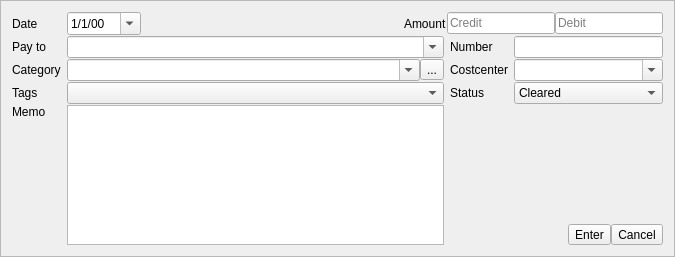
Old version of the form kmymoney/views/newtransactioneditor.ui in the repository KDE/kmymoney.
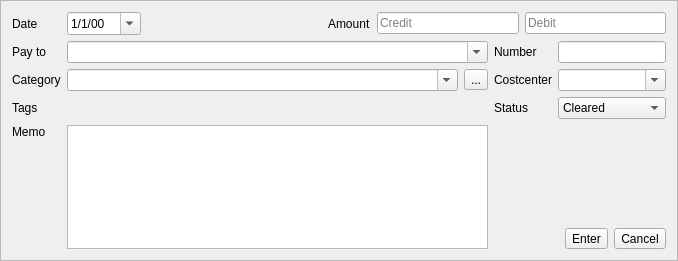
New version of the form. Custom widgets are drawn as their Qt base class.

What changed in the file:
```diff
--- a/kmymoney/views/newtransactioneditor.ui
+++ b/kmymoney/views/newtransactioneditor.ui
@@ -6,8 +6,8 @@
    <rect>
     <x>0</x>
     <y>0</y>
-    <width>675</width>
-    <height>257</height>
+    <width>678</width>
+    <height>261</height>
    </rect>
   </property>
   <property name="frameShape">
@@ -16,10 +16,7 @@
   <property name="frameShadow">
    <enum>QFrame::Raised</enum>
   </property>
-  <layout class="QGridLayout" name="gridLayout" columnstretch="0,3,2,0,2">
-   <property name="verticalSpacing">
-    <number>1</number>
-   </property>
+  <layout class="QGridLayout" name="gridLayout" columnstretch="0,0,5,0,0">
    <item row="0" column="0">
     <widget class="QLabel" name="label_6">
      <property name="text">
@@ -184,7 +181,7 @@
     </widget>
    </item>
    <item row="3" column="1" colspan="2">
-    <widget class="QComboBox" name="tagComboBox"/>
+    <widget class="KTagContainer" name="tagContainer" native="true"/>
    </item>
    <item row="3" column="3">
     <widget class="QLabel" name="label_9">
@@ -287,6 +284,12 @@
    <extends>QDateEdit</extends>
    <header>kmymoneydateedit.h</header>
   </customwidget>
+  <customwidget>
+   <class>KTagContainer</class>
+   <extends>QWidget</extends>
+   <header>ktagcontainer.h</header>
+   <container>1</container>
+  </customwidget>
  </customwidgets>
  <tabstops>
   <tabstop>dateEdit</tabstop>
```
Left out of the diff: 5 changed lines with no effect on the pictures.
